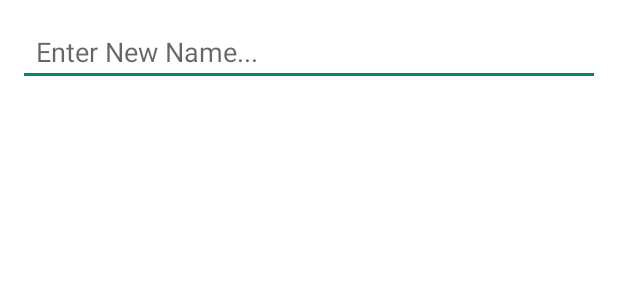
After one commit to PrabodaSankalpa/open-link-on-my-devices, an Android app: the layout edit_device_name.xml on its own in the app's theme, with its tools: preview values and no code run, on a phone screen of 412 x 824 dp. The commit adds this screen. Shown: the top 300 px of the screen. Run offline under Robolectric (Android 15) with nearby library versions, the phone set to English and light mode, and no system bars.

Commit message:
Devices databases and show and update device name are done✅

```diff
--- /dev/null
+++ b/app/src/main/res/layout/edit_device_name.xml
@@ -0,0 +1,24 @@
+<?xml version="1.0" encoding="utf-8"?>
+<LinearLayout xmlns:android="http://schemas.android.com/apk/res/android"
+    xmlns:app="http://schemas.android.com/apk/res-auto"
+    xmlns:tools="http://schemas.android.com/tools"
+    android:layout_width="match_parent"
+    android:layout_height="match_parent"
+    android:background="@color/white"
+    android:padding="12dp"
+    android:orientation="vertical">
+
+    <EditText
+        android:id="@+id/etDeviceName"
+        android:layout_width="match_parent"
+        android:layout_height="wrap_content"
+        android:ems="10"
+        android:maxLength="20"
+        android:inputType="textPersonName"
+        android:hint="Enter New Name..."
+        app:layout_constraintEnd_toEndOf="parent"
+        app:layout_constraintHorizontal_bias="0.5"
+        app:layout_constraintStart_toStartOf="parent"
+        app:layout_constraintTop_toTopOf="parent"
+        android:paddingStart="12dp"/>
+</LinearLayout>
```
Also changed, not shown: app/src/main/java/com/example/openlinkonmydevices/DashboardActivity.kt (+116 -31 lines), app/src/main/res/layout/activity_dashboard.xml (+4 -4 lines).
